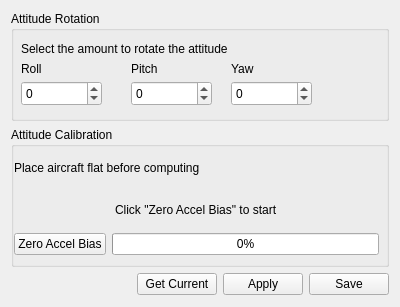
Above: ground/openpilotgcs/src/plugins/config/ccattitude.ui from openpilot/OpenPilot before the change. Below: the same form after it.
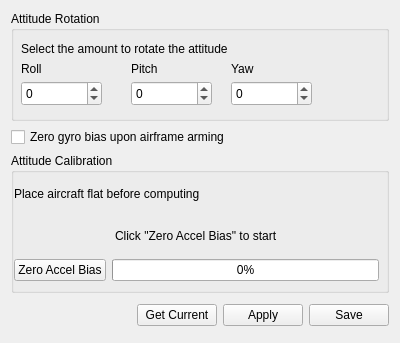
That is the form after the change.

Commit message: Add support for Gyro bias calibration upon arming configuration in the CC Attitude config gadget.

What changed in the file:
```diff
--- a/ground/openpilotgcs/src/plugins/config/ccattitude.ui
+++ b/ground/openpilotgcs/src/plugins/config/ccattitude.ui
@@ -7,7 +7,7 @@
     <x>0</x>
     <y>0</y>
     <width>400</width>
-    <height>307</height>
+    <height>343</height>
    </rect>
   </property>
   <property name="windowTitle">
@@ -142,6 +142,18 @@
      </widget>
     </widget>
    </item>
+   <item>
+    <widget class="QCheckBox" name="zeroGyroBiasOnArming">
+     <property name="toolTip">
+      <string>If enabled, a fast recalibration of gyro zero point will be done
+whenever the frame is armed. Do not move the airframe while
+arming it in that case!</string>
+     </property>
+     <property name="text">
+      <string>Zero gyro bias upon airframe arming</string>
+     </property>
+    </widget>
+   </item>
    <item>
     <widget class="QGroupBox" name="groupBox">
      <property name="sizePolicy">
@@ -241,6 +253,19 @@
      </widget>
     </widget>
    </item>
+   <item>
+    <spacer name="verticalSpacer_2">
+     <property name="orientation">
+      <enum>Qt::Vertical</enum>
+     </property>
+     <property name="sizeHint" stdset="0">
+      <size>
+       <width>20</width>
+       <height>40</height>
+      </size>
+     </property>
+    </spacer>
+   </item>
    <item>
     <layout class="QHBoxLayout" name="horizontalLayout_2">
      <item>
```
The commit also changes 1 other file.
